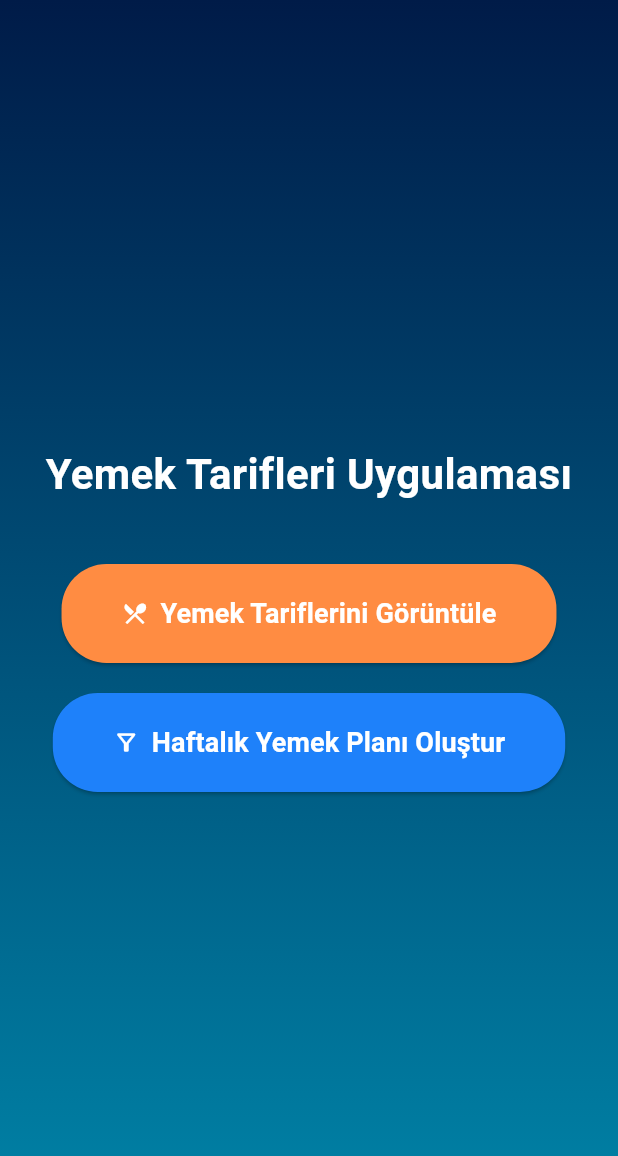
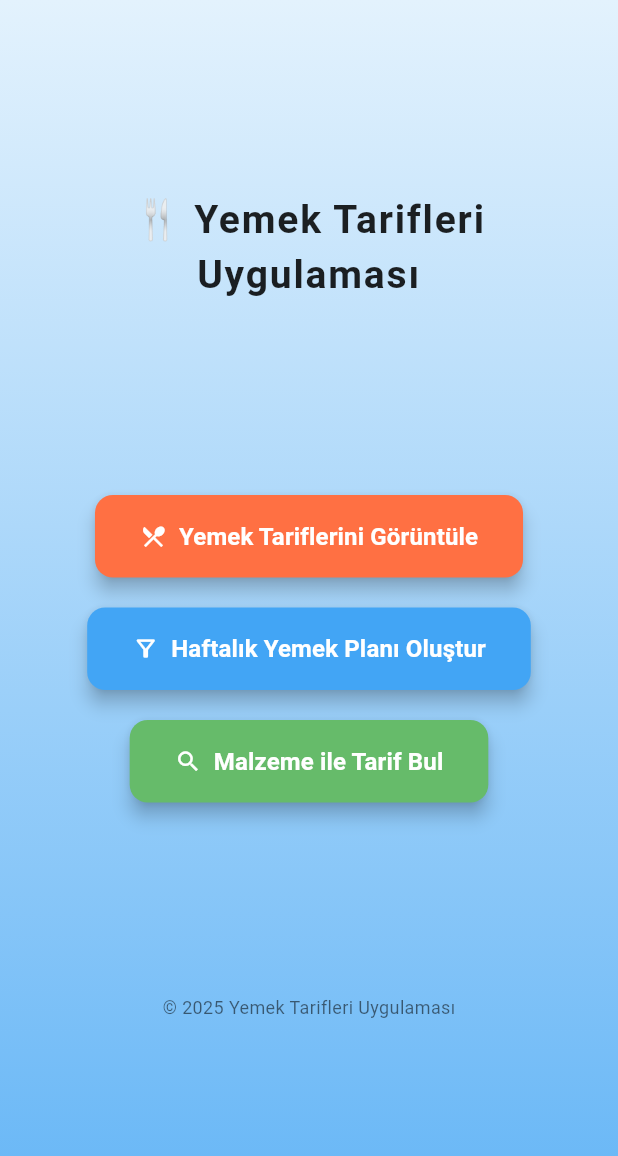
Before and after one commit to ByzDgn/NewFoodApp, a Flutter app: the HomeScreen screen opened directly, on a phone screen of 412 x 824 dp. Shown: the top 1156 px of the screen. Run offline on Flutter 3.47's test engine with Material 3 defaults, Android fonts, the phone set to English and light mode, and no system bars; our stand-ins replace lottie.

Commit message:
First commit

```diff
--- a/lib/screens/home_screen.dart
+++ b/lib/screens/home_screen.dart
@@ -1,6 +1,7 @@
 import 'package:flutter/material.dart';
 import 'recipe_list_screen.dart';
-import 'meal_plan_filter_screen.dart'; // Filtreleme ekranını ekledik
+import 'meal_plan_filter_screen.dart';
+import 'ingredient_search_screen.dart';
 
 class HomeScreen extends StatelessWidget {
   const HomeScreen({Key? key}) : super(key: key);
@@ -13,37 +14,42 @@ class HomeScreen extends StatelessWidget {
         height: MediaQuery.of(context).size.height,
         decoration: const BoxDecoration(
           gradient: LinearGradient(
-            colors: [Color(0xFF001B48), Color(0xFF0084A8)],
+            colors: [Color(0xFFE3F2FD), Color(0xFF64B5F6)],
             begin: Alignment.topCenter,
             end: Alignment.bottomCenter,
           ),
         ),
-        child: Padding(
-          padding: const EdgeInsets.all(24.0),
         child: Column(
-            mainAxisAlignment: MainAxisAlignment.center,
+          mainAxisAlignment: MainAxisAlignment.spaceEvenly,
           crossAxisAlignment: CrossAxisAlignment.center,
           children: [
-              // Başlık
-              const Text(
-                'Yemek Tarifleri Uygulaması',
+            // Başlık ve logo alanı
+            const Column(
+              children: [
+                Text(
+                  '🍴 Yemek Tarifleri\nUygulaması',
                   style: TextStyle(
-                  fontSize: 28,
-                  fontWeight: FontWeight.bold,
-                  color: Colors.white,
+                    fontSize: 26,
+                    fontWeight: FontWeight.w700,
+                    color: Colors.black87,
+                    letterSpacing: 1.2,
                   ),
                   textAlign: TextAlign.center,
                 ),
-              const SizedBox(height: 40),
+              ],
+            ),
 
-              // Yemek Tariflerini Görüntüle Butonu
+            // Butonlar
+            Column(
+              children: [
                 ElevatedButton.icon(
                   style: ElevatedButton.styleFrom(
-                  backgroundColor: const Color(0xFFFF8C42),
-                  padding: const EdgeInsets.symmetric(vertical: 20, horizontal: 40),
+                    backgroundColor: const Color(0xFFFF7043),
+                    padding: const EdgeInsets.symmetric(vertical: 16, horizontal: 30),
                     shape: RoundedRectangleBorder(
-                    borderRadius: BorderRadius.circular(30),
+                      borderRadius: BorderRadius.circular(12),
                     ),
+                    elevation: 5,
                   ),
                   onPressed: () {
                     Navigator.push(
@@ -57,28 +63,27 @@ class HomeScreen extends StatelessWidget {
                   label: const Text(
                     'Yemek Tariflerini Görüntüle',
                     style: TextStyle(
-                    fontSize: 18,
+                      fontSize: 16,
                       fontWeight: FontWeight.bold,
                       color: Colors.white,
                     ),
                   ),
                 ),
                 const SizedBox(height: 20),
-
-              // Haftalık Yemek Planı Oluştur Butonu
                 ElevatedButton.icon(
                   style: ElevatedButton.styleFrom(
-                  backgroundColor: const Color(0xFF1E81FA),
-                  padding: const EdgeInsets.symmetric(vertical: 20, horizontal: 40),
+                    backgroundColor: const Color(0xFF42A5F5),
+                    padding: const EdgeInsets.symmetric(vertical: 16, horizontal: 30),
                     shape: RoundedRectangleBorder(
-                    borderRadius: BorderRadius.circular(30),
+                      borderRadius: BorderRadius.circular(12),
                     ),
+                    elevation: 5,
                   ),
                   onPressed: () {
                     Navigator.push(
                       context,
                       MaterialPageRoute(
-                      builder: (context) => const MealPlanFilterScreen(), // Filtreleme ekranına yönlendir
+                        builder: (context) => const MealPlanFilterScreen(),
                       ),
                     );
                   },
@@ -86,7 +91,35 @@ class HomeScreen extends StatelessWidget {
                   label: const Text(
                     'Haftalık Yemek Planı Oluştur',
                     style: TextStyle(
-                    fontSize: 18,
+                      fontSize: 16,
+                      fontWeight: FontWeight.bold,
+                      color: Colors.white,
+                    ),
+                  ),
+                ),
+                const SizedBox(height: 20),
+                ElevatedButton.icon(
+                  style: ElevatedButton.styleFrom(
+                    backgroundColor: const Color(0xFF66BB6A),
+                    padding: const EdgeInsets.symmetric(vertical: 16, horizontal: 30),
+                    shape: RoundedRectangleBorder(
+                      borderRadius: BorderRadius.circular(12),
+                    ),
+                    elevation: 5,
+                  ),
+                  onPressed: () {
+                    Navigator.push(
+                      context,
+                      MaterialPageRoute(
+                        builder: (context) => const IngredientSearchScreen(),
+                      ),
+                    );
+                  },
+                  icon: const Icon(Icons.search, color: Colors.white),
+                  label: const Text(
+                    'Malzeme ile Tarif Bul',
+                    style: TextStyle(
+                      fontSize: 16,
                       fontWeight: FontWeight.bold,
                       color: Colors.white,
                     ),
@@ -94,6 +127,19 @@ class HomeScreen extends StatelessWidget {
                 ),
               ],
             ),
+
+            // Alt Bilgi
+            const Padding(
+              padding: EdgeInsets.only(bottom: 16.0),
+              child: Text(
+                '© 2025 Yemek Tarifleri Uygulaması',
+                style: TextStyle(
+                  fontSize: 12,
+                  color: Colors.black54,
+                ),
+              ),
+            ),
+          ],
         ),
       ),
     );
```
Also changed, not shown: lib/screens/ingredient_search_screen.dart (added, +167 -0 lines), lib/screens/meal_plan_screen.dart (+50 -9 lines), assets/images/background.png. Lines whose indentation alone changed are shown as unchanged.
